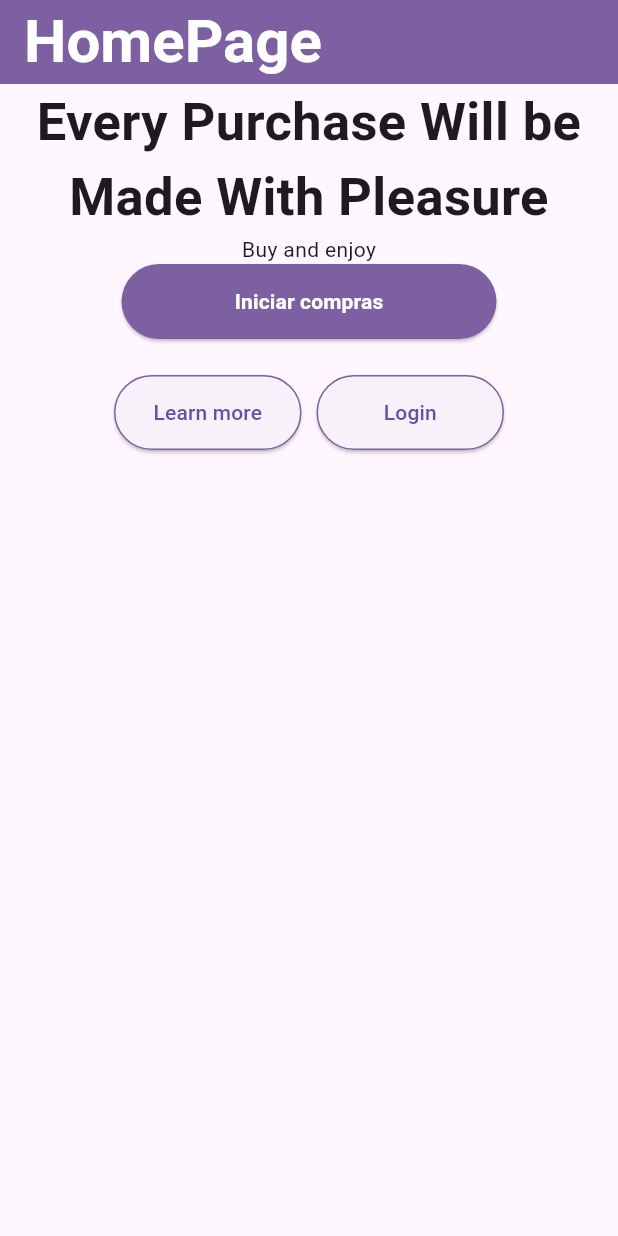
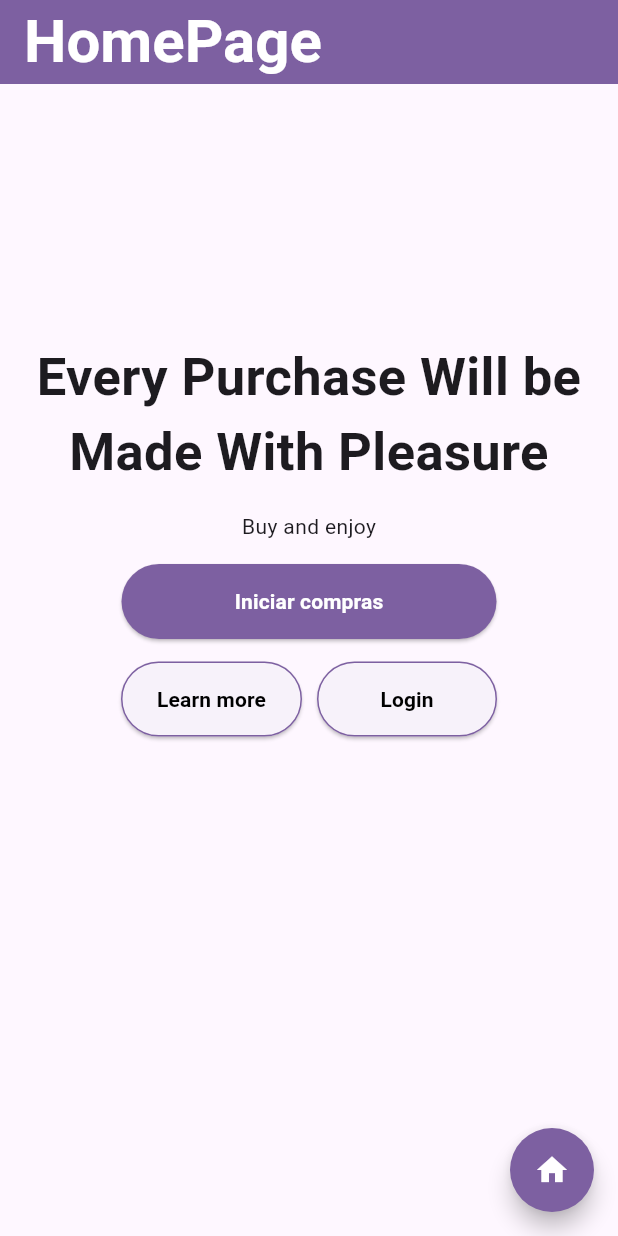
Before and after one commit to pgmaximo/MeuPrimeiroApp__3S-PAEdeFlutter-T1, a Flutter app: the screen it shows after launch, on a phone screen of 412 x 824 dp. Run offline on Flutter 3.47's test engine with Material 3 defaults, Android fonts, the phone set to English and light mode, and no system bars.

Commit message:
Finalização do projeto  - Arrumação de estilos  - Adição do icone de home  - padding e centralização

```diff
--- a/lib/main.dart
+++ b/lib/main.dart
@@ -31,44 +31,53 @@ class HomePage extends StatelessWidget {
         title: const Text("HomePage", style: TextStyle(fontWeight: FontWeight.bold, color: Colors.white, fontSize: 40)),
         backgroundColor : corRoxo,
       ),
-      body: Center(
 
-        child: Column (
+      body: Stack(
         children: [
+          Center(
+            child: Column(
+              children: [
+                const SizedBox(height: 170),
+
                 const Text(
                   'Every Purchase Will be Made With Pleasure',
                   style: TextStyle(fontWeight: FontWeight.bold, fontSize: 35),
                   textAlign: TextAlign.center,
                 ),
 
-            const Text(
-              'Buy and enjoy'
-            ),
+                const SizedBox(height: 15),
+
+                const Text('Buy and enjoy'),
+
+                const SizedBox(height: 15),
 
                 ElevatedButton(
                   onPressed: () {},
                   style: ElevatedButton.styleFrom(
                     backgroundColor: corRoxo,
-                minimumSize: const Size(250,50)
+                    minimumSize: const Size(250, 50),
                   ),
                   child: const Text(
                     'Iniciar compras',
-                style: TextStyle(color: Colors.white, fontWeight: FontWeight.bold)
-              )
+                    style: TextStyle(color: Colors.white, fontWeight: FontWeight.bold),
+                  ),
                 ),
 
-            const SizedBox(height: 24),
+                const SizedBox(height: 15),
 
-            Row (
+                Row(
                   mainAxisAlignment: MainAxisAlignment.center,
                   children: [
                     ElevatedButton(
                       onPressed: () {},
                       style: ElevatedButton.styleFrom(
                         side: const BorderSide(color: corRoxo),
-                    minimumSize: const Size(125,50)
+                        minimumSize: const Size(120, 50),
                       ),
-                  child: const Text('Learn more'),
+                      child: const Text(
+                        'Learn more',
+                        style: TextStyle(color: Colors.black, fontWeight: FontWeight.bold)
+                      ),
                     ),
 
                     const SizedBox(width: 10),
@@ -77,14 +86,32 @@ class HomePage extends StatelessWidget {
                       onPressed: () {},
                       style: ElevatedButton.styleFrom(
                         side: const BorderSide(color: corRoxo),
-                    minimumSize: const Size(125,50)
+                        minimumSize: const Size(120, 50),
                       ),
-                  child: const Text('Login'),
+                      child: const Text(
+                        'Login',
+                        style: TextStyle(color: Colors.black, fontWeight: FontWeight.bold)
+                      ),
                     ),
                   ],
                 ),
-          ]
+              ],
             ),
+          ),
+          Positioned(
+            bottom: 16.0,
+            right: 16.0,
+            child: FloatingActionButton(
+              onPressed: () {},
+              backgroundColor: corRoxo,
+              shape: const CircleBorder(),
+              child: const Icon(
+                Icons.home,
+                color: Colors.white,
+              ),
+            ),
+          ),
+        ],
       )
     );
   }
```
Lines whose indentation alone changed are shown as unchanged.
